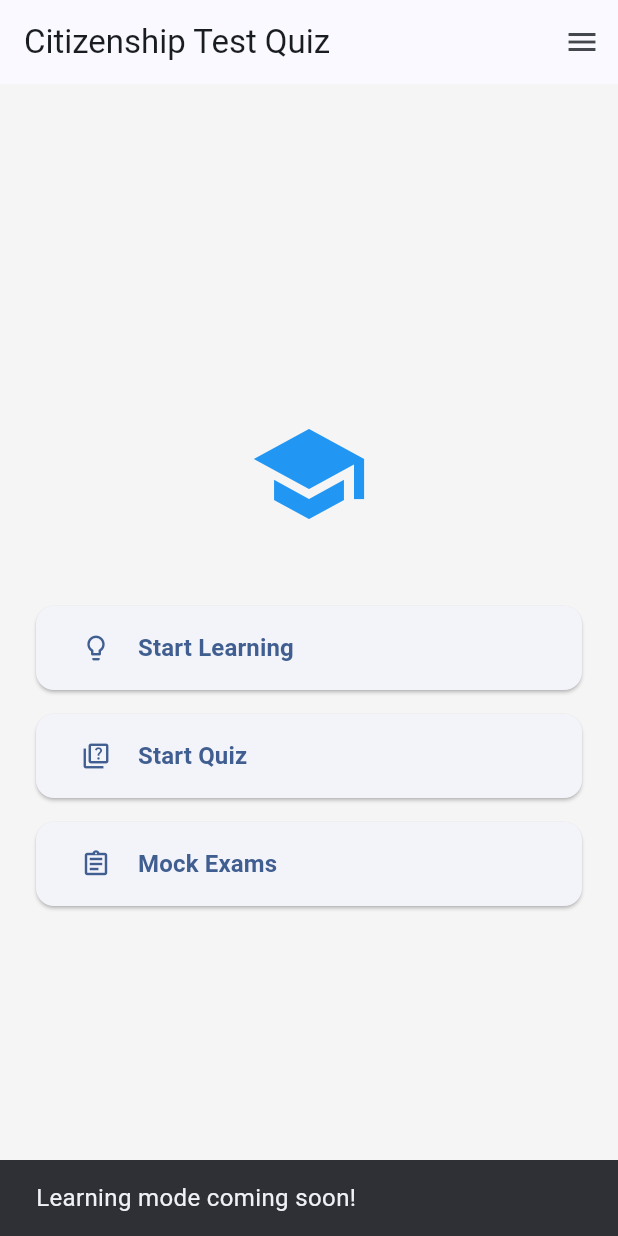
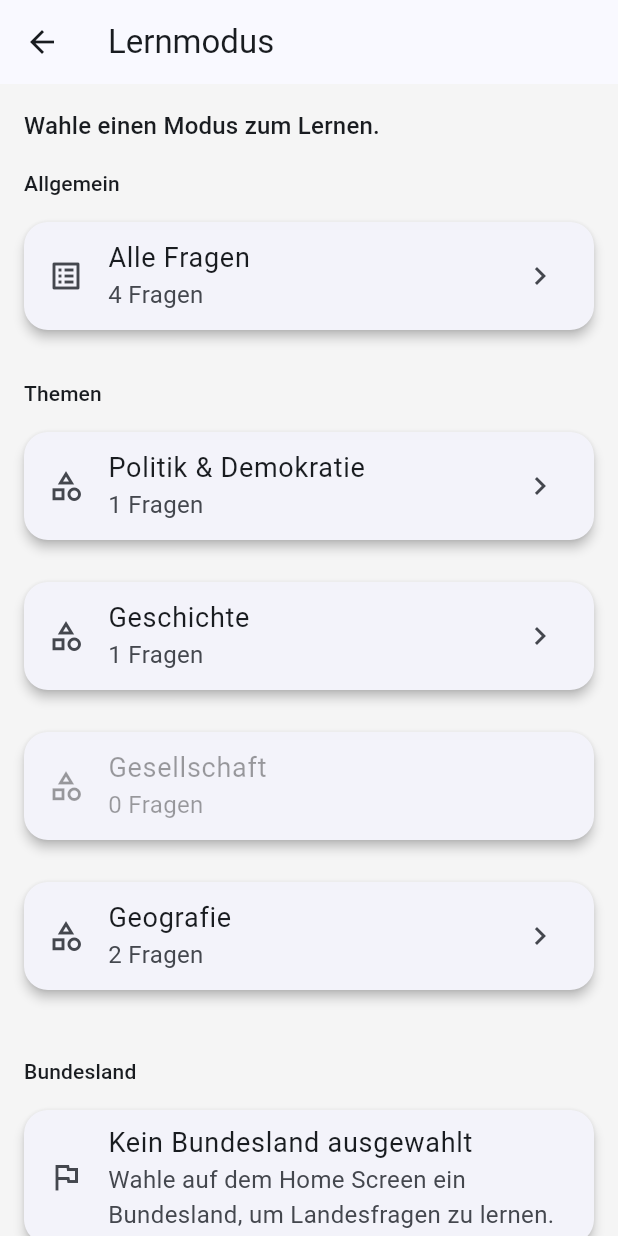
Before and after one commit to GerritSchoo/citizenship_app, a Flutter app: the screen it shows after launch, after a tap on "Start Learning", on a phone screen of 412 x 824 dp. Run offline on Flutter 3.47's test engine with Material 3 defaults, Android fonts, the phone set to English and light mode, and no system bars.

Commit message:
start working on Learn button

```diff
--- a/lib/src/data/question_repository.dart
+++ b/lib/src/data/question_repository.dart
@@ -1,4 +1,6 @@
 import '../models/question.dart';
+import '../models/quiz_data.dart';
+import '../models/topic.dart';
 import 'question_loader.dart';
 
 class QuestionRepository {
@@ -8,19 +10,39 @@ class QuestionRepository {
   QuestionRepository._internal();
 
   List<Question> _generalQuestions = [];
+  final Map<String, List<Question>> _stateQuestions = {};
+  List<Topic> _topics = [];
   bool _isLoaded = false;
 
   Future<void> init() async {
     if (_isLoaded) return;
 
     final data = await QuestionLoader.loadJson();
-    final List generalJson = data["generalQuestions"];
+    final quizData = QuizData.fromJson(data);
 
-    _generalQuestions =
-        generalJson.map((q) => Question.fromJson(q)).toList();
+    _topics = quizData.topics;
+    _generalQuestions = quizData.generalQuestions;
+    _stateQuestions
+      ..clear()
+      ..addAll(quizData.stateQuestions);
 
     _isLoaded = true;
   }
 
   List<Question> get generalQuestions => _generalQuestions;
+
+  List<Topic> get topics => _topics;
+
+  List<Question> getQuestionsByTopic(String topicId) {
+    return _generalQuestions.where((q) => q.topicId == topicId).toList();
+  }
+
+  List<Question> getStateQuestions(String stateCode) {
+    return _stateQuestions[stateCode] ?? const <Question>[];
+  }
+
+  bool hasStateQuestions(String stateCode) {
+    final list = _stateQuestions[stateCode];
+    return list != null && list.isNotEmpty;
+  }
 }
--- a/lib/src/screens/home_screen.dart
+++ b/lib/src/screens/home_screen.dart
@@ -1,5 +1,6 @@
 import 'package:flutter/material.dart';
 import 'quiz_screen.dart';
+import 'learning_mode_screen.dart';
 import '../data/states.dart';
 
 class HomeScreen extends StatefulWidget {
@@ -79,8 +80,14 @@ class _HomeScreenState extends State<HomeScreen> {
                 width: double.infinity,
                 child: ElevatedButton(
                   onPressed: () {
-                    ScaffoldMessenger.of(context).showSnackBar(
-                      const SnackBar(content: Text("Learning mode coming soon!")),
+                    Navigator.push(
+                      context,
+                      MaterialPageRoute(
+                        builder: (_) => LearningModeScreen(
+                          stateCode: _selectedStateCode,
+                          stateLabel: _selectedStateLabel,
+                        ),
+                      ),
                     );
                   },
                   style: ElevatedButton.styleFrom(
--- /dev/null
+++ b/lib/src/screens/learning_mode_screen.dart
@@ -0,0 +1,218 @@
+import 'package:flutter/material.dart';
+
+import '../data/question_repository.dart';
+import '../models/question.dart';
+import '../models/topic.dart';
+import 'learning_session_screen.dart';
+
+class LearningModeScreen extends StatefulWidget {
+  final String? stateCode;
+  final String? stateLabel;
+
+  const LearningModeScreen({super.key, this.stateCode, this.stateLabel});
+
+  @override
+  State<LearningModeScreen> createState() => _LearningModeScreenState();
+}
+
+class _LearningModeScreenState extends State<LearningModeScreen> {
+  final QuestionRepository _repository = QuestionRepository();
+  bool _isLoading = true;
+  String? _error;
+
+  @override
+  void initState() {
+    super.initState();
+    _loadData();
+  }
+
+  Future<void> _loadData() async {
+    try {
+      await _repository.init();
+      if (!mounted) return;
+      setState(() {
+        _isLoading = false;
+        _error = null;
+      });
+    } catch (e) {
+      if (!mounted) return;
+      setState(() {
+        _isLoading = false;
+        _error = e.toString();
+      });
+    }
+  }
+
+  void _openSession({required List<Question> questions, required String title}) {
+    if (questions.isEmpty) {
+      ScaffoldMessenger.of(context).showSnackBar(
+        const SnackBar(content: Text('Keine Fragen verfugbar.')),
+      );
+      return;
+    }
+
+    Navigator.of(context).push(
+      MaterialPageRoute(
+        builder: (_) => LearningSessionScreen(questions: questions, title: title),
+      ),
+    );
+  }
+
+  Widget _buildModeTile({
+    required IconData icon,
+    required String title,
+    String? subtitle,
+    VoidCallback? onTap,
+  }) {
+    return Card(
+      child: ListTile(
+        leading: Icon(icon),
+        title: Text(title),
+        subtitle: subtitle != null ? Text(subtitle) : null,
+        trailing: onTap != null ? const Icon(Icons.chevron_right) : null,
+        onTap: onTap,
+        enabled: onTap != null,
+      ),
+    );
+  }
+
+  @override
+  Widget build(BuildContext context) {
+    if (_isLoading) {
+      return const Scaffold(
+        body: Center(child: CircularProgressIndicator()),
+      );
+    }
+
+    if (_error != null) {
+      return Scaffold(
+        appBar: AppBar(title: const Text('Lernmodus')),
+        body: Center(
+          child: Padding(
+            padding: const EdgeInsets.all(16),
+            child: Column(
+              mainAxisSize: MainAxisSize.min,
+              children: [
+                Text(
+                  'Fehler beim Laden der Fragen.',
+                  style: Theme.of(context).textTheme.titleMedium,
+                  textAlign: TextAlign.center,
+                ),
+                const SizedBox(height: 8),
+                Text(
+                  _error!,
+                  style: Theme.of(context).textTheme.bodyMedium,
+                  textAlign: TextAlign.center,
+                ),
+                const SizedBox(height: 16),
+                ElevatedButton(
+                  onPressed: () {
+                    setState(() {
+                      _isLoading = true;
+                      _error = null;
+                    });
+                    _loadData();
+                  },
+                  child: const Text('Erneut versuchen'),
+                ),
+              ],
+            ),
+          ),
+        ),
+      );
+    }
+
+    final theme = Theme.of(context);
+    final List<Question> generalQuestions = _repository.generalQuestions;
+    final List<Topic> topics = _repository.topics;
+
+    final stateCode = widget.stateCode;
+    final List<Question> stateQuestions =
+        stateCode != null ? _repository.getStateQuestions(stateCode) : const <Question>[];
+
+    return Scaffold(
+      appBar: AppBar(title: const Text('Lernmodus')),
+      body: SafeArea(
+        child: ListView(
+          padding: const EdgeInsets.all(16),
+          children: [
+            Text('Wahle einen Modus zum Lernen.', style: theme.textTheme.titleMedium),
+            const SizedBox(height: 16),
+            Text('Allgemein', style: theme.textTheme.titleSmall),
+            const SizedBox(height: 8),
+            _buildModeTile(
+              icon: Icons.list_alt,
+              title: 'Alle Fragen',
+              subtitle: '${generalQuestions.length} Fragen',
+              onTap: generalQuestions.isNotEmpty
+                  ? () => _openSession(
+                        questions: generalQuestions,
+                        title: 'Alle Fragen',
+                      )
+                  : null,
+            ),
+            const SizedBox(height: 24),
+            Text('Themen', style: theme.textTheme.titleSmall),
+            const SizedBox(height: 8),
+            if (topics.isEmpty)
+              Card(
+                child: ListTile(
+                  leading: const Icon(Icons.info_outline),
+                  title: const Text('Keine Themen verfugbar.'),
+                ),
+              )
+            else
+              ...topics.map((topic) {
+                final questions = _repository.getQuestionsByTopic(topic.id);
+                return Padding(
+                  padding: const EdgeInsets.only(bottom: 12),
+                  child: _buildModeTile(
+                    icon: Icons.category_outlined,
+                    title: topic.title,
+                    subtitle: '${questions.length} Fragen',
+                    onTap: questions.isNotEmpty
+                        ? () => _openSession(
+                              questions: questions,
+                              title: topic.title,
+                            )
+                        : null,
+                  ),
+                );
+              }),
+            const SizedBox(height: 24),
+            Text('Bundesland', style: theme.textTheme.titleSmall),
+            const SizedBox(height: 8),
+            if (stateCode == null)
+              Card(
+                child: ListTile(
+                  leading: const Icon(Icons.flag_outlined),
+                  title: const Text('Kein Bundesland ausgewahlt'),
+                  subtitle: const Text(
+                    'Wahle auf dem Home Screen ein Bundesland, um Landesfragen zu lernen.',
+                  ),
+                ),
+              )
+            else if (stateQuestions.isEmpty)
+              Card(
+                child: ListTile(
+                  leading: const Icon(Icons.flag_outlined),
+                  title: Text(widget.stateLabel ?? stateCode),
+                  subtitle: const Text('Keine Landesfragen verfugbar.'),
+                ),
+              )
+            else
+              _buildModeTile(
+                icon: Icons.flag_outlined,
+                title: widget.stateLabel ?? stateCode,
+                subtitle: '${stateQuestions.length} Fragen',
+                onTap: () => _openSession(
+                  questions: stateQuestions,
+                  title: widget.stateLabel ?? stateCode,
+                ),
+              ),
+          ],
+        ),
+      ),
+    );
+  }
+}
--- a/lib/src/screens/quiz_screen.dart
+++ b/lib/src/screens/quiz_screen.dart
@@ -128,9 +128,9 @@ class _QuizScreenState extends State<QuizScreen> {
                           boxColor = isDark ? AppColors.wrongDark : AppColors.wrong;
                           icon = Icons.cancel;
                         } else if (isCorrect) {
-                          boxColor = isDark
-                              ? AppColors.correctDark.withOpacity(0.5)
-                              : AppColors.correctLight;
+              boxColor = isDark
+                ? AppColors.correctDark.withAlpha(128)
+                : AppColors.correctLight;
                           icon = Icons.check;
                         }
                       }
```
Also changed, not shown: lib/src/screens/learning_session_screen.dart (added, +136 -0 lines).
